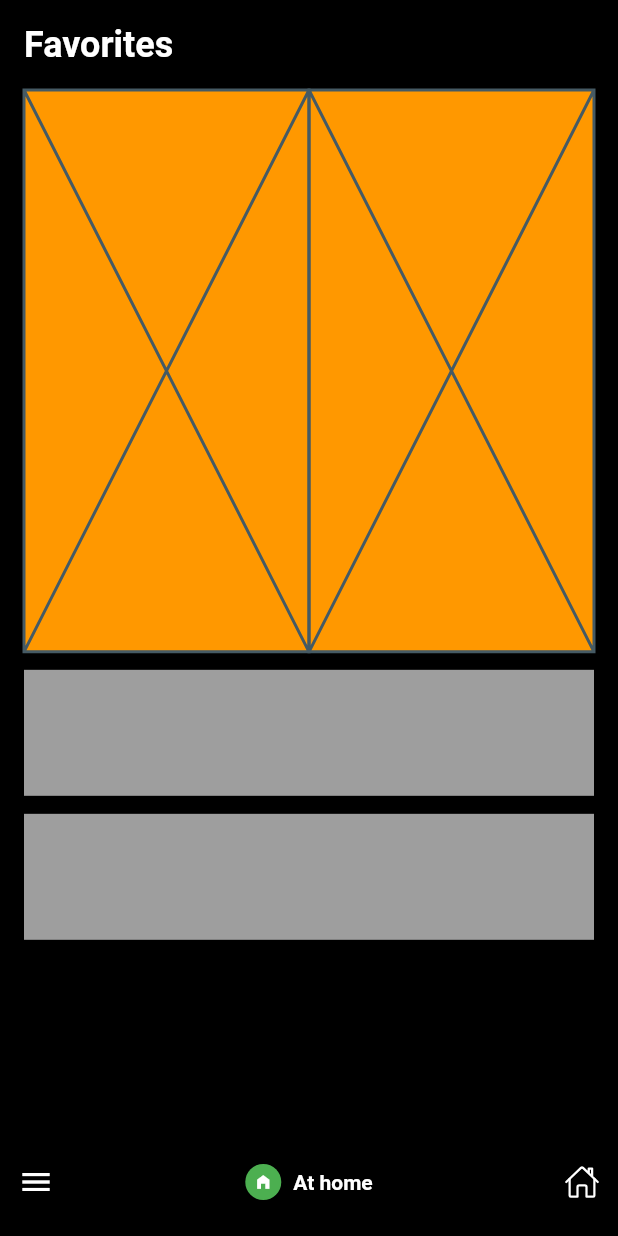
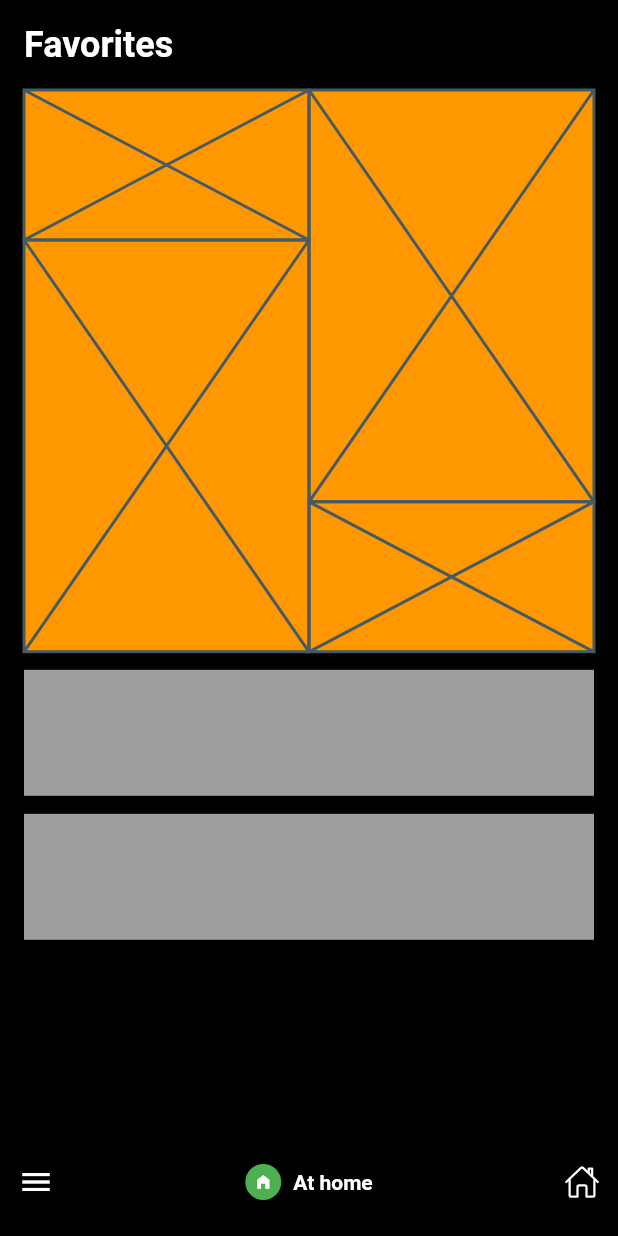
Before and after one commit to JAICHANGPARK/flutter_notebook_chapter_24, a Flutter app: the HomeAssistantMainPage screen opened directly, on a phone screen of 412 x 824 dp. Run offline on Flutter 3.47's test engine with Material 2 defaults, Android fonts, the phone set to English and light mode, and no system bars; our stand-ins replace flutter_riverpod, freezed_annotation, ionicons; missing offline and left inert: crypto_font_icons.

Commit message:
Update home_assistant_main_page.dart

```diff
--- a/lib/ep1361_home_assistant_app/view/home_assistant_main_page.dart
+++ b/lib/ep1361_home_assistant_app/view/home_assistant_main_page.dart
@@ -33,8 +33,34 @@ class _HomeAssistantMainPageState extends State<HomeAssistantMainPage> {
                 color: Colors.orange,
                 child: Row(
                   children: [
-                    Expanded(child: Placeholder()),
-                    Expanded(child: Placeholder()),
+                    Expanded(
+                      child: Column(
+                        children: [
+                          Container(
+                            height: 100,
+                            child: Placeholder(),
+                          ),
+                          Expanded(
+                            child: Placeholder(),
+                          )
+                        ],
+                      ),
+                    ),
+                    Expanded(
+                      child: Column(
+                        children: [
+                          Expanded(
+                            child: Placeholder(),
+                          ),
+
+                          Container(
+                            height: 100,
+                            child: Placeholder(),
+                          ),
+
+                        ],
+                      ),
+                    ),
                   ],
                 ),
               ),
```
